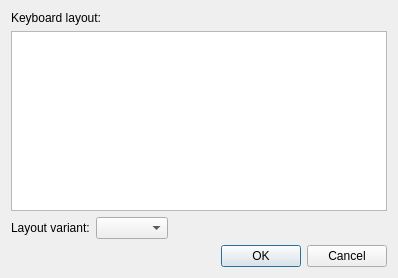
The window that src-qt4/pc-syskeyboard/dialogs/kblayoutselectdialog.ui (trueos/pcbsd) describes before a commit, drawn with Qt 5.
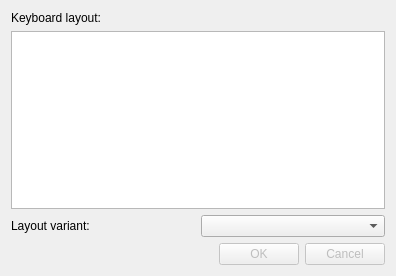
The same window after the commit.

What changed in the file:
```diff
--- a/src-qt4/pc-syskeyboard/dialogs/kblayoutselectdialog.ui
+++ b/src-qt4/pc-syskeyboard/dialogs/kblayoutselectdialog.ui
@@ -6,8 +6,8 @@
    <rect>
     <x>0</x>
     <y>0</y>
-    <width>398</width>
-    <height>278</height>
+    <width>396</width>
+    <height>276</height>
    </rect>
   </property>
   <property name="windowTitle">
@@ -55,23 +55,13 @@
      <item>
       <widget class="QComboBox" name="variantsDB"/>
      </item>
-     <item>
-      <spacer name="horizontalSpacer">
-       <property name="orientation">
-        <enum>Qt::Horizontal</enum>
-       </property>
-       <property name="sizeHint" stdset="0">
-        <size>
-         <width>40</width>
-         <height>20</height>
-        </size>
-       </property>
-      </spacer>
-     </item>
     </layout>
    </item>
    <item>
     <widget class="QDialogButtonBox" name="buttonBox">
+     <property name="enabled">
+      <bool>false</bool>
+     </property>
      <property name="orientation">
       <enum>Qt::Horizontal</enum>
      </property>
```
